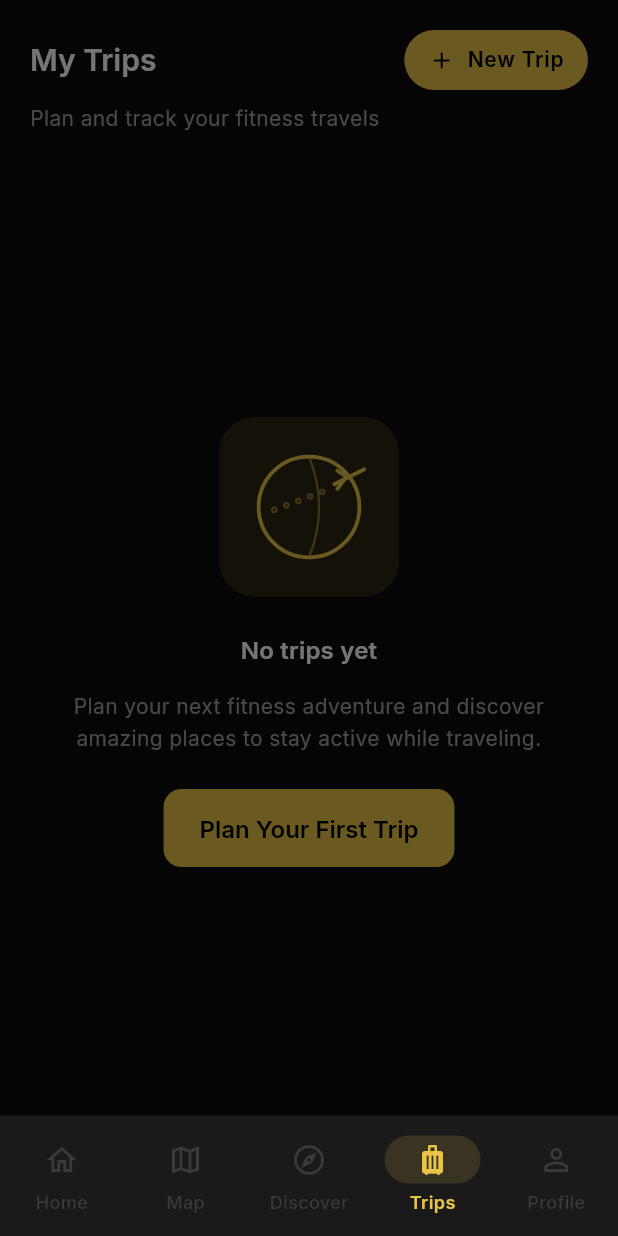
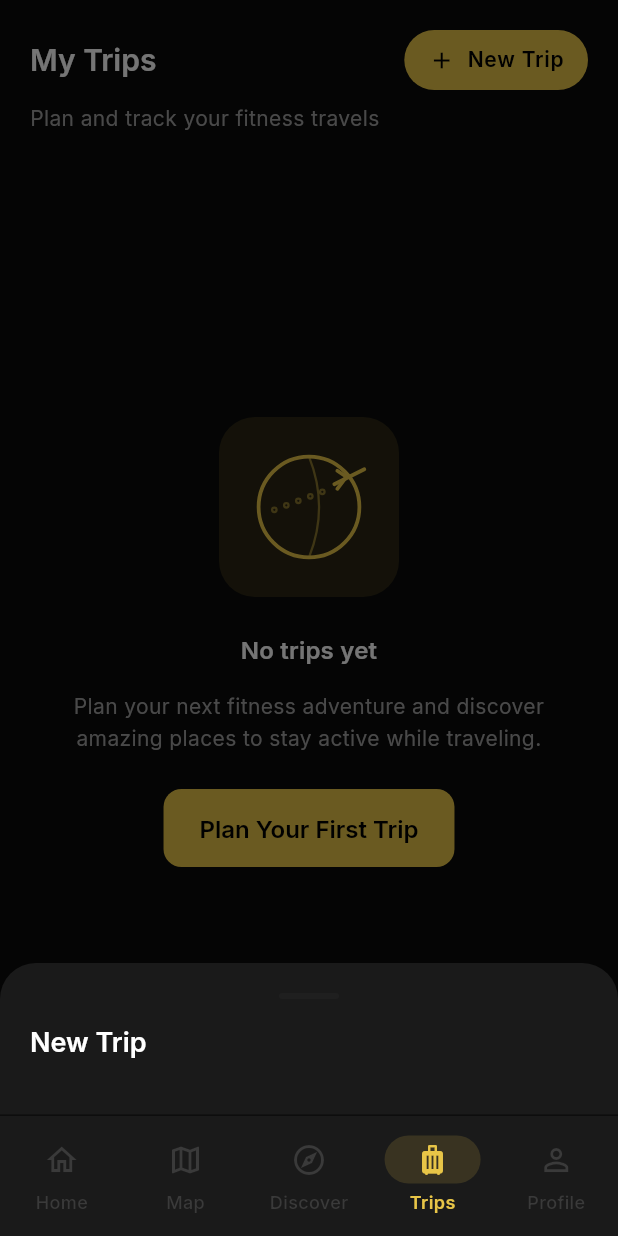
Before and after one commit to TheSimpleApp/LumoFit, a Flutter app: the TripsScreen screen opened by its route, after a tap on "New Trip", on a phone screen of 412 x 824 dp. Run offline on Flutter 3.47's test engine with Material 3 defaults, Android fonts, the phone set to English and light mode, and no system bars; drawn by our look-alikes of flutter_animate; our stand-ins replace flutter_markdown, flutter_secure_storage, geolocator, go_router, google_fonts, google_maps_flutter and 4 more; accounts and stored records are empty; network calls fail.

Commit message:
auto-claude: 1.2 - Implement basic bottom sheet container layout
- Added visual container matching _EditTripSheet pattern
- Container with rounded top corners (24px radius)
- Drag handle indicator at top (40x4, centered)
- Title 'New Trip' displayed
- SingleChildScrollView with keyboard insets padding
- SafeArea wrapper for proper layout

```diff
--- a/lib/screens/trips/trips_screen.dart
+++ b/lib/screens/trips/trips_screen.dart
@@ -408,7 +408,42 @@ class _CreateTripSheetState extends State<_CreateTripSheet> {
 
   @override
   Widget build(BuildContext context) {
-    // Placeholder - will be implemented in subsequent subtasks
-    return const SizedBox();
+    final colors = Theme.of(context).colorScheme;
+    final textStyles = Theme.of(context).textTheme;
+
+    return Container(
+      decoration: BoxDecoration(
+        color: colors.surface,
+        borderRadius: const BorderRadius.vertical(top: Radius.circular(24)),
+      ),
+      child: SafeArea(
+        child: SingleChildScrollView(
+          padding: EdgeInsets.fromLTRB(
+              20, 20, 20, MediaQuery.of(context).viewInsets.bottom + 20),
+          child: Column(
+            mainAxisSize: MainAxisSize.min,
+            crossAxisAlignment: CrossAxisAlignment.start,
+            children: [
+              // Drag handle
+              Center(
+                child: Container(
+                  width: 40,
+                  height: 4,
+                  decoration: BoxDecoration(
+                    color: colors.outline.withValues(alpha: 0.3),
+                    borderRadius: BorderRadius.circular(2),
+                  ),
+                ),
+              ),
+              const SizedBox(height: 16),
+              // Title
+              Text('New Trip', style: textStyles.titleLarge),
+              const SizedBox(height: 16),
+              // Form content will be added in subsequent subtasks
+            ],
+          ),
+        ),
+      ),
+    );
   }
 }
```
